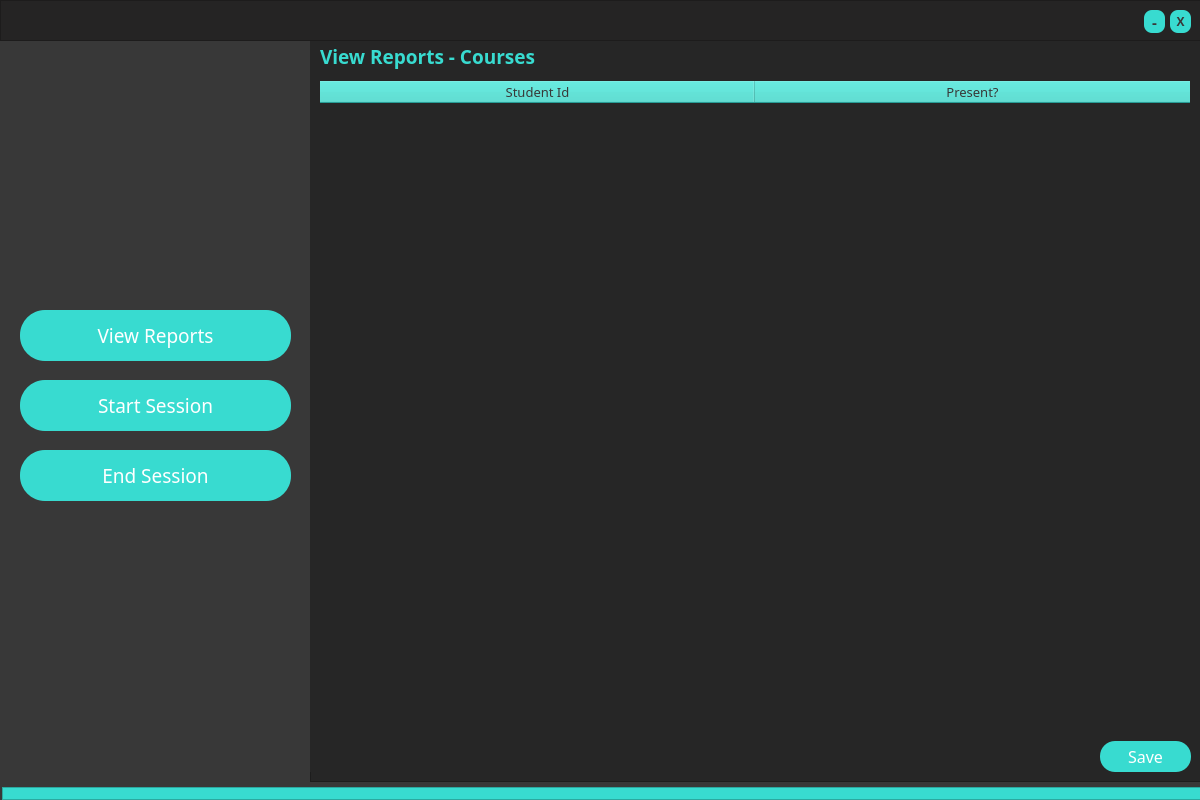
Old version of the form gui/interfaces/InstructorDashboard.ui in the repository dev-otaher/Saqer.
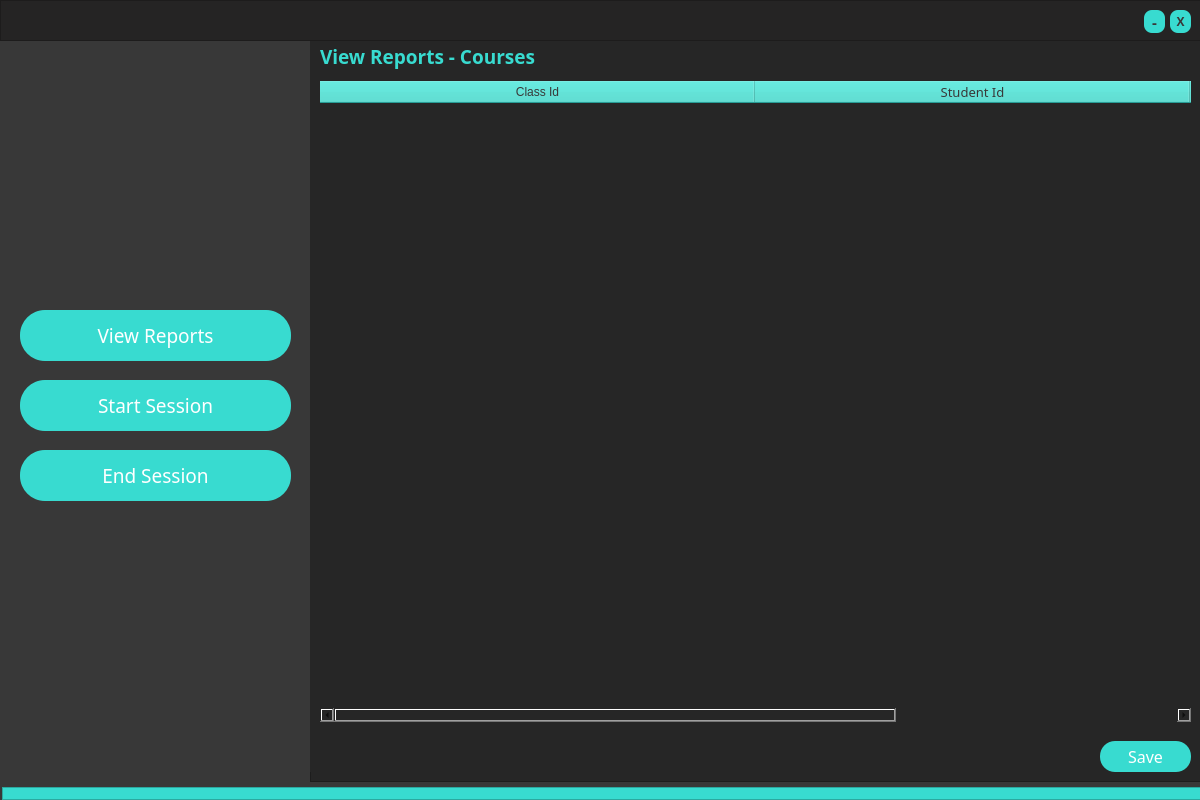
New version of the form. The open tabs and pages were chosen to show the change. Icons and pictures are not drawn.

Commit message: Filled "i_behaviour_table" from db.

The edit to the form file:
```diff
--- a/gui/interfaces/InstructorDashboard.ui
+++ b/gui/interfaces/InstructorDashboard.ui
@@ -560,6 +560,11 @@
         <attribute name="verticalHeaderHighlightSections">
          <bool>true</bool>
         </attribute>
+        <column>
+         <property name="text">
+          <string>Class Id</string>
+         </property>
+        </column>
         <column>
          <property name="text">
           <string>Student Id</string>
```
Left out of the diff: 2 changed lines with no effect on the pictures. The commit also changes 2 other files.
